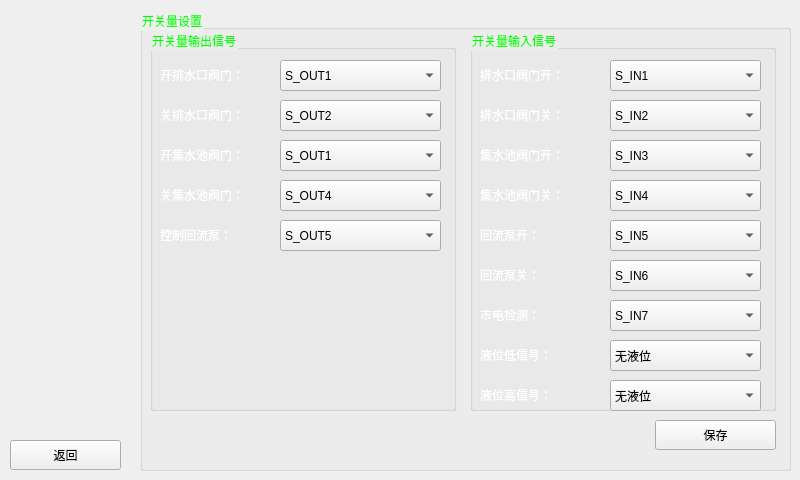
Qt form frmconfig.ui (msq123sjl/scy_ys) before a commit.
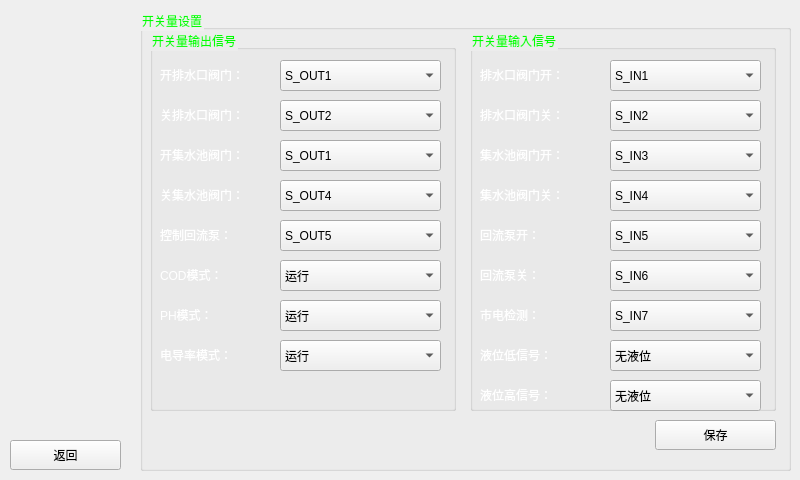
The same form after that commit. Icons and pictures are not drawn. Custom widgets are drawn as their Qt base class.

What changed in the file:
```diff
--- a/frmconfig.ui
+++ b/frmconfig.ui
@@ -3855,6 +3855,138 @@
          </property>
         </item>
        </widget>
+       <widget class="QLabel" name="label_83">
+        <property name="geometry">
+         <rect>
+          <x>10</x>
+          <y>230</y>
+          <width>101</width>
+          <height>30</height>
+         </rect>
+        </property>
+        <property name="text">
+         <string>COD模式：</string>
+        </property>
+        <property name="buddy">
+         <cstring>comboOut_reflux_control</cstring>
+        </property>
+       </widget>
+       <widget class="QLabel" name="label_84">
+        <property name="geometry">
+         <rect>
+          <x>10</x>
+          <y>270</y>
+          <width>101</width>
+          <height>30</height>
+         </rect>
+        </property>
+        <property name="text">
+         <string>PH模式：</string>
+        </property>
+        <property name="buddy">
+         <cstring>comboOut_reflux_control</cstring>
+        </property>
+       </widget>
+       <widget class="QLabel" name="label_85">
+        <property name="geometry">
+         <rect>
+          <x>10</x>
+          <y>310</y>
+          <width>101</width>
+          <height>30</height>
+         </rect>
+        </property>
+        <property name="text">
+         <string>电导率模式：</string>
+        </property>
+        <property name="buddy">
+         <cstring>comboOut_reflux_control</cstring>
+        </property>
+       </widget>
+       <widget class="QComboBox" name="comboOut_cod_mode">
+        <property name="geometry">
+         <rect>
+          <x>130</x>
+          <y>230</y>
+          <width>161</width>
+          <height>31</height>
+         </rect>
+        </property>
+        <property name="currentIndex">
+         <number>0</number>
+        </property>
+        <item>
+         <property name="text">
+          <string>运行</string>
+         </property>
+        </item>
+        <item>
+         <property name="text">
+          <string>校准</string>
+         </property>
+        </item>
+        <item>
+         <property name="text">
+          <string>故障</string>
+         </property>
+        </item>
+       </widget>
+       <widget class="QComboBox" name="comboOut_ph_mode">
+        <property name="geometry">
+         <rect>
+          <x>130</x>
+          <y>270</y>
+          <width>161</width>
+          <height>31</height>
+         </rect>
+        </property>
+        <property name="currentIndex">
+         <number>0</number>
+        </property>
+        <item>
+         <property name="text">
+          <string>运行</string>
+         </property>
+        </item>
+        <item>
+         <property name="text">
+          <string>校准</string>
+         </property>
+        </item>
+        <item>
+         <property name="text">
+          <string>故障</string>
+         </property>
+        </item>
+       </widget>
+       <widget class="QComboBox" name="comboOut_ec_mode">
+        <property name="geometry">
+         <rect>
+          <x>130</x>
+          <y>310</y>
+          <width>161</width>
+          <height>31</height>
+         </rect>
+        </property>
+        <property name="currentIndex">
+         <number>0</number>
+        </property>
+        <item>
+         <property name="text">
+          <string>运行</string>
+         </property>
+        </item>
+        <item>
+         <property name="text">
+          <string>校准</string>
+         </property>
+        </item>
+        <item>
+         <property name="text">
+          <string>故障</string>
+         </property>
+        </item>
+       </widget>
       </widget>
      </widget>
     </widget>
```
